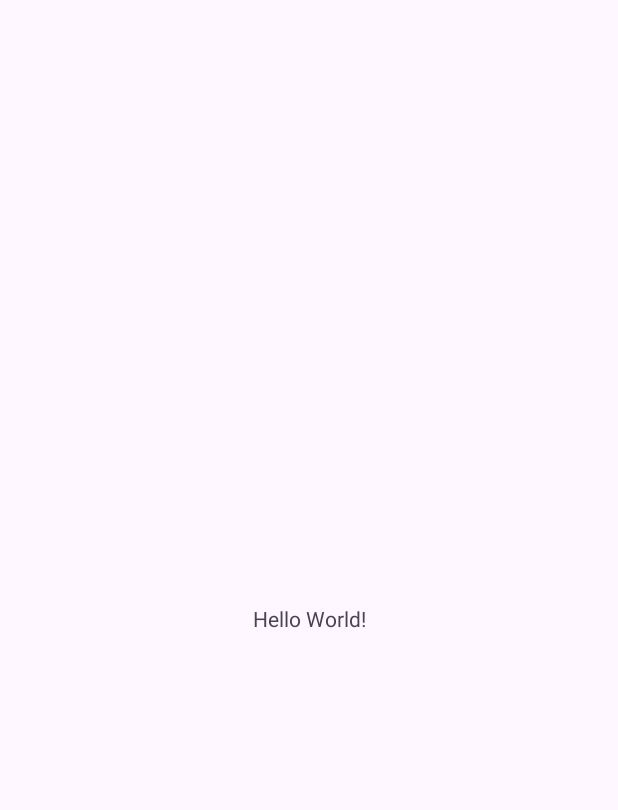
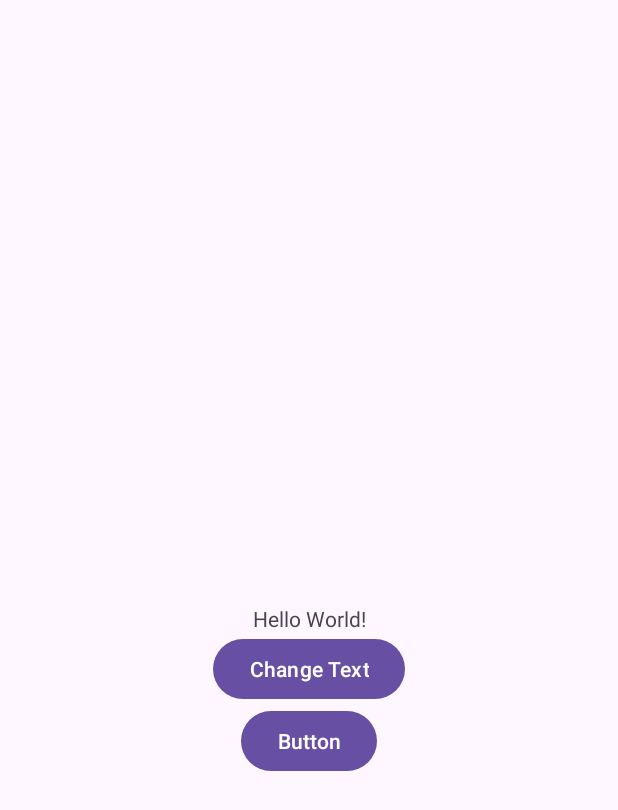
Before and after one commit to MatasKornelijusVanagas/PD1_Mob_Matas, an Android app: the screen it shows after launch (MainActivity), on a phone screen of 412 x 824 dp. Before the commit the part shown is almost empty. Shown: the top 810 px of the screen. Run offline under Robolectric (Android 15) with nearby library versions, the phone set to English and light mode, and no system bars.

Commit message:
Change Text on Click

```diff
--- a/app/src/main/java/com/example/pd1_mob_matas/MainActivity.java
+++ b/app/src/main/java/com/example/pd1_mob_matas/MainActivity.java
@@ -1,6 +1,8 @@
 package com.example.pd1_mob_matas;
 
 import android.os.Bundle;
+import android.view.View;
+import android.widget.TextView;
 
 import androidx.activity.EdgeToEdge;
 import androidx.appcompat.app.AppCompatActivity;
@@ -10,15 +12,26 @@ import androidx.core.view.WindowInsetsCompat;
 
 public class MainActivity extends AppCompatActivity {
 
+    private TextView tvChangeText;
+
     @Override
     protected void onCreate(Bundle savedInstanceState) {
         super.onCreate(savedInstanceState);
         EdgeToEdge.enable(this);
         setContentView(R.layout.activity_main);
+
+        tvChangeText = findViewById(R.id.tvChangeText);
+
         ViewCompat.setOnApplyWindowInsetsListener(findViewById(R.id.main), (v, insets) -> {
             Insets systemBars = insets.getInsets(WindowInsetsCompat.Type.systemBars());
             v.setPadding(systemBars.left, systemBars.top, systemBars.right, systemBars.bottom);
             return insets;
         });
     }
+
+    public void onBtnChangeText(View view) {
+
+        tvChangeText.setText("New Text is Here!");
+
+    }
 }
--- a/app/src/main/res/layout/activity_main.xml
+++ b/app/src/main/res/layout/activity_main.xml
@@ -8,6 +8,7 @@
     tools:context=".MainActivity">
 
     <TextView
+        android:id="@+id/tvChangeText"
         android:layout_width="wrap_content"
         android:layout_height="wrap_content"
         android:text="Hello World!"
@@ -16,4 +17,23 @@
         app:layout_constraintStart_toStartOf="parent"
         app:layout_constraintTop_toTopOf="parent" />
 
+    <Button
+        android:id="@+id/btnChangeText"
+        android:layout_width="wrap_content"
+        android:layout_height="wrap_content"
+        android:text="Change Text"
+        android:onClick="onBtnChangeText"
+        app:layout_constraintEnd_toEndOf="parent"
+        app:layout_constraintStart_toStartOf="parent"
+        app:layout_constraintTop_toBottomOf="@+id/tvChangeText" />
+
+    <Button
+        android:id="@+id/btnChangeColor"
+        android:layout_width="wrap_content"
+        android:layout_height="wrap_content"
+        android:text="Button"
+        app:layout_constraintEnd_toEndOf="parent"
+        app:layout_constraintStart_toStartOf="parent"
+        app:layout_constraintTop_toBottomOf="@+id/btnChangeText" />
+
 </androidx.constraintlayout.widget.ConstraintLayout>
```
